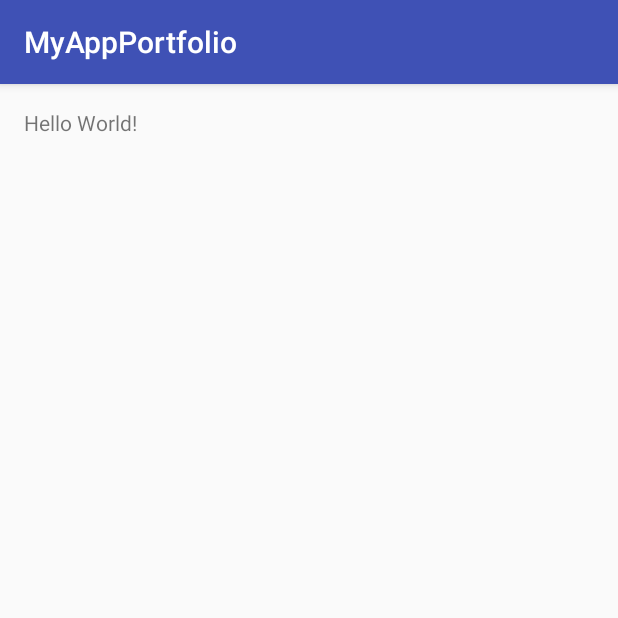
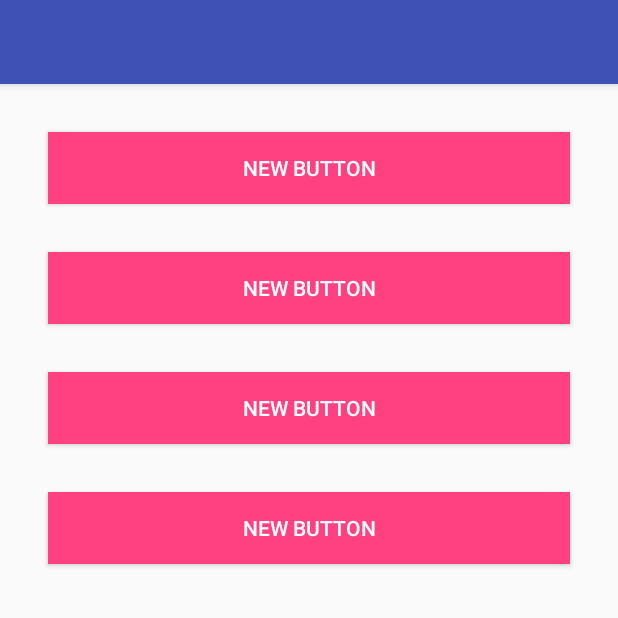
Before and after one commit to akash-raghav/MyAppPortfolio, an Android app: the screen it shows after launch (MainActivity), on a phone screen of 412 x 824 dp, the top half of it. Run offline under Robolectric (Android 15) with nearby library versions, the phone set to English and light mode, and no system bars.

Commit message:
made changes in activity layout

```diff
--- a/app/build.gradle
+++ b/app/build.gradle
@@ -23,4 +23,5 @@ dependencies {
     compile fileTree(dir: 'libs', include: ['*.jar'])
     testCompile 'junit:junit:4.12'
     compile 'com.android.support:appcompat-v7:22.2.1'
+    compile 'com.android.support:design:22.2.1'
 }
--- a/app/src/main/res/layout/activity_main.xml
+++ b/app/src/main/res/layout/activity_main.xml
@@ -1,16 +1,20 @@
 <?xml version="1.0" encoding="utf-8"?>
-<RelativeLayout xmlns:android="http://schemas.android.com/apk/res/android"
-    xmlns:tools="http://schemas.android.com/tools"
+<LinearLayout xmlns:android="http://schemas.android.com/apk/res/android"
     android:layout_width="match_parent"
     android:layout_height="match_parent"
-    android:paddingBottom="@dimen/activity_vertical_margin"
-    android:paddingLeft="@dimen/activity_horizontal_margin"
-    android:paddingRight="@dimen/activity_horizontal_margin"
-    android:paddingTop="@dimen/activity_vertical_margin"
-    tools:context="raghav.akash.myappportfolio.MainActivity">
+    android:orientation="vertical">
 
-    <TextView
-        android:layout_width="wrap_content"
-        android:layout_height="wrap_content"
-        android:text="Hello World!" />
-</RelativeLayout>
+    <android.support.design.widget.AppBarLayout
+        android:layout_width="match_parent"
+        android:layout_height="wrap_content">
+
+        <android.support.v7.widget.Toolbar
+            android:id="@+id/toolbar"
+            android:layout_width="match_parent"
+            android:layout_height="wrap_content"
+            android:elevation="8dp"/>
+    </android.support.design.widget.AppBarLayout>
+
+    <include layout="@layout/content_main"/>
+
+</LinearLayout>
--- /dev/null
+++ b/app/src/main/res/layout/content_main.xml
@@ -0,0 +1,50 @@
+<?xml version="1.0" encoding="utf-8"?>
+<ScrollView xmlns:android="http://schemas.android.com/apk/res/android"
+    android:layout_width="match_parent"
+    android:layout_height="match_parent"
+    android:fillViewport="true">
+
+    <LinearLayout
+        android:layout_width="match_parent"
+        android:layout_height="wrap_content"
+        android:orientation="vertical"
+        android:padding="@dimen/activity_horizontal_margin">
+
+        <Button
+            android:id="@+id/app_btn1"
+            android:layout_width="match_parent"
+            android:layout_height="wrap_content"
+            android:layout_margin="@dimen/activity_horizontal_margin"
+            android:background="@color/colorAccent"
+            android:text="New Button"
+            android:textColor="@android:color/white" />
+
+        <Button
+            android:id="@+id/app_btn2"
+            android:layout_width="match_parent"
+            android:layout_height="wrap_content"
+            android:layout_margin="@dimen/activity_horizontal_margin"
+            android:background="@color/colorAccent"
+            android:text="New Button"
+            android:textColor="@android:color/white" />
+
+        <Button
+            android:id="@+id/app_btn3"
+            android:layout_width="match_parent"
+            android:layout_height="wrap_content"
+            android:layout_margin="@dimen/activity_horizontal_margin"
+            android:background="@color/colorAccent"
+            android:text="New Button"
+            android:textColor="@android:color/white" />
+
+        <Button
+            android:id="@+id/app_btn4"
+            android:layout_width="match_parent"
+            android:layout_height="wrap_content"
+            android:layout_margin="@dimen/activity_horizontal_margin"
+            android:background="@color/colorAccent"
+            android:text="New Button"
+            android:textColor="@android:color/white" />
+    </LinearLayout>
+
+</ScrollView>
--- a/app/src/main/res/values/styles.xml
+++ b/app/src/main/res/values/styles.xml
@@ -1,7 +1,7 @@
 <resources>
 
     <!-- Base application theme. -->
-    <style name="AppTheme" parent="Theme.AppCompat.Light.DarkActionBar">
+    <style name="AppTheme" parent="Theme.AppCompat.Light.NoActionBar">
         <!-- Customize your theme here. -->
         <item name="colorPrimary">@color/colorPrimary</item>
         <item name="colorPrimaryDark">@color/colorPrimaryDark</item>
```
